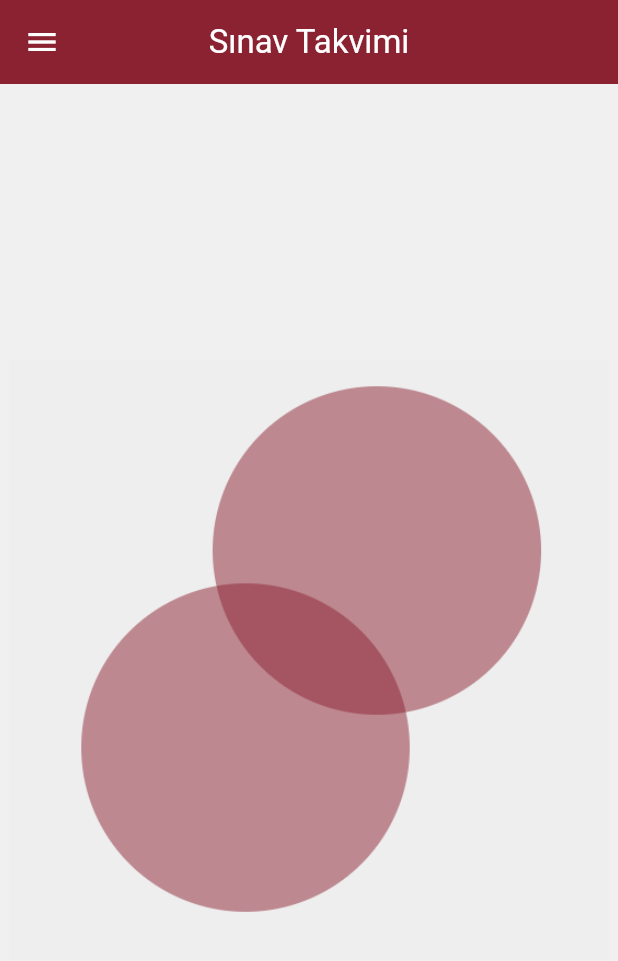
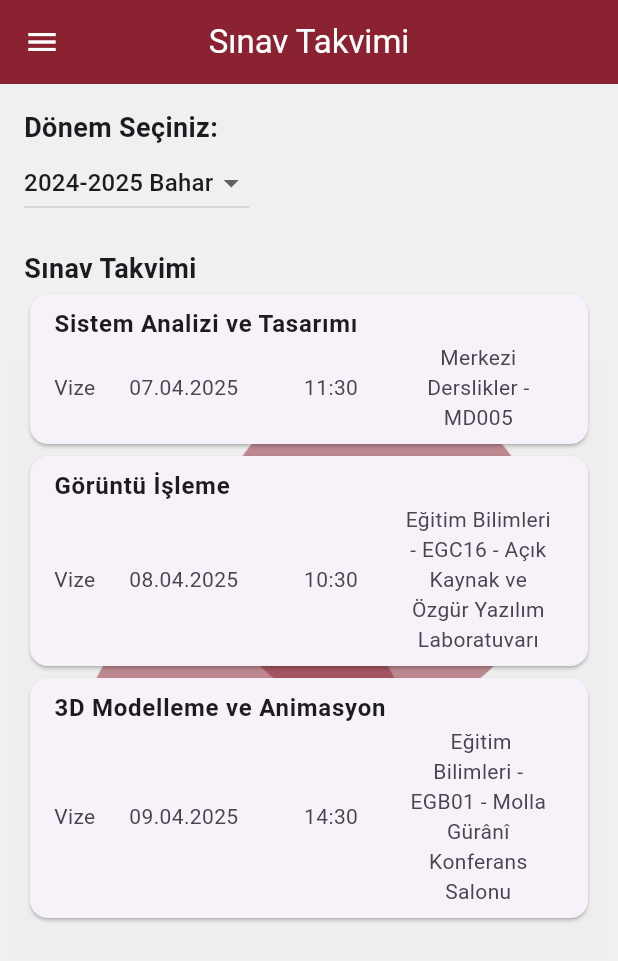
Before and after one commit to busrabetus/izu-mobil, a Flutter app: the sinavtakvimi screen opened directly, on a phone screen of 412 x 824 dp. Shown: the top 961 px of the screen. Run offline on Flutter 3.47's test engine with Material 3 defaults, Android fonts, the phone set to English and light mode, and no system bars.

Commit message:
sinav takvimi sayfasi eklendi

```diff
--- a/lib/screens/sinavtakvimi.dart
+++ b/lib/screens/sinavtakvimi.dart
@@ -9,6 +9,33 @@ class sinavtakvimi extends StatefulWidget {
 }
 
 class _sinavtakvimiState extends State<sinavtakvimi> {
+  late String selectedTerm;
+
+  final Map<String, List<Map<String, String>>> dummyResults = {
+    "2023-2024 Bahar": [
+      {"ders": "Algoritma Analizi", "sinavturu": "Vize", "tarih": "07.04.2025","saat": "11:30", "derslik": "	Eğitim Bilimleri - EGB01 - Molla Gürânî Konferans Salonu"},
+      {"ders": "Web Tabanlı Programlama", "sinavturu": "Vize","tarih": "08.04.2025","saat": "13:30", "derslik": "Eğitim Bilimleri - EGC16 - Açık Kaynak ve Özgür Yazılım Laboratuvarı"},
+      {"ders": "Grafik Programlama", "sinavturu": "Vize","tarih": "09.04.2025","saat": "09:30", "derslik": "Merkezi Derslikler - MD005"},
+      {"ders": "Diferansiyel Denklemler", "sinavturu": "Vize","tarih": "10.04.2025","saat": "12:00", "derslik": "Merkezi Derslikler - MD008"},
+    ],
+    "2024-2025 Güz": [
+      {"ders": "İşletim Sistemleri", "sinavturu": "Vize","tarih": "07.04.2025","saat": "11:30", "derslik": "Eğitim Bilimleri - EGC16 - Açık Kaynak ve Özgür Yazılım Laboratuvarı"},
+      {"ders": "Linux Sistem Yönetimi", "sinavturu": "Vize","tarih": "08.04.2025","saat": "12:30", "derslik": "	Eğitim Bilimleri - EGB01 - Molla Gürânî Konferans Salonu"},
+      {"ders": "Yazılım Mimarisi", "sinavturu": "Vize","tarih": "09.04.2025", "saat": "09:00","derslik": "Merkezi Derslikler - MD005	"},
+    ],
+    "2024-2025 Bahar": [
+      {"ders": "Sistem Analizi ve Tasarımı", "sinavturu": "Vize", "tarih": "07.04.2025","saat": "11:30", "derslik": "Merkezi Derslikler - MD005	"},
+      {"ders": "Görüntü İşleme", "sinavturu": "Vize","tarih": "08.04.2025","saat": "10:30", "derslik": "Eğitim Bilimleri - EGC16 - Açık Kaynak ve Özgür Yazılım Laboratuvarı"},
+      {"ders": "3D Modelleme ve Animasyon", "sinavturu": "Vize","tarih": "09.04.2025","saat": "14:30", "derslik": "	Eğitim Bilimleri - EGB01 - Molla Gürânî Konferans Salonu"},
+    ],
+  };
+
+  @override
+  void initState() {
+    super.initState();
+    selectedTerm = dummyResults.keys.last;
+  }
+
   @override
   Widget build(BuildContext context) {
     return Scaffold(
@@ -31,10 +58,77 @@ class _sinavtakvimiState extends State<sinavtakvimi> {
                   fit: BoxFit.cover,
                 ),
               ),
+              Padding(
+                  padding: const EdgeInsets.all(16.0),
+                child: Column(
+                  crossAxisAlignment: CrossAxisAlignment.start,
+                  children: [
+                    Text("Dönem Seçiniz: ", style: TextStyle(fontSize: 18, fontWeight: FontWeight.bold),),
+                    DropdownButton<String>(
+                        value: selectedTerm,
+                        items: dummyResults.keys.map((String term){
+                          return DropdownMenuItem<String>(
+                          value: term,
+                          child: Text(term),
+                          );
+                    }).toList(),
+                        onChanged: (String? newValue) {
+                          if (newValue != null){
+                            setState(() {
+                              selectedTerm = newValue;
+                            });
+                          }
+                        }
+                    ),
+                    SizedBox(height: 20,),
+                    Text("Sınav Takvimi", style: TextStyle( fontSize: 18, fontWeight: FontWeight.bold),),
+                    Expanded(
+                        child: ListView.builder(
+                          itemCount: dummyResults[selectedTerm]?.length ?? 0,
+                          itemBuilder: (context, index) {
+                            var result = dummyResults[selectedTerm]![index];
+                            return Card(
+                              child: ListTile(
+                                title: Text(
+                                  result["ders"]!,
+                                  style: TextStyle(fontWeight: FontWeight.bold, fontSize: 16),
+                                ),
+                                subtitle: Row(
+                                  children: [
+                                    Text(
+                                      result["sinavturu"]!,
+                                      textAlign: TextAlign.center, // Ortalamak için
+                                    ),
+                                    SizedBox(width: 10,),
+                                    Expanded(
+                                      child: Text(
+                                        result["tarih"]!,
+                                        textAlign: TextAlign.center,
+                                      ),
+                                    ),
+                                    Expanded(
+                                      child: Text(
+                                        result["saat"]!,
+                                        textAlign: TextAlign.center,
+                                      ),
+                                    ),
+                                    Expanded(
+                                      child: Text(
+                                        result["derslik"]!,
+                                        textAlign: TextAlign.center,
+                                      ),
+                                    ),
+                                  ],
+                                ),
+                              ),
+                            );
 
-
-
-              // SAYFA İCERİGİ BURADA OLACAK
+                          },
+                        )
+                    )
+                  ],
+                )
+              )
 
 
 
```
Also changed, not shown: 4 other files.
